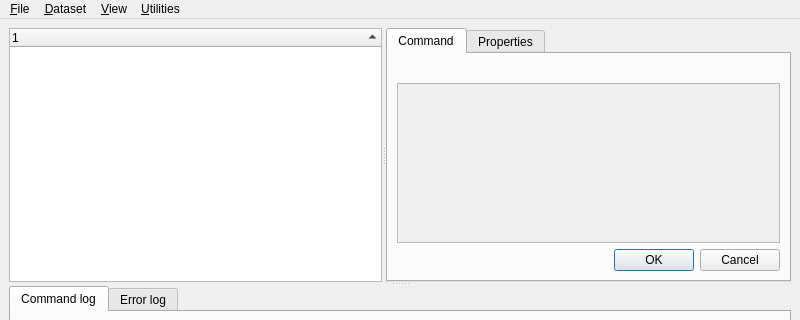
Above: datalad_gooey/resources/ui/main_window.ui from datalad/datalad-gooey before the change; both pictures show x 0 to 800 and y 0 to 320 of the 800 by 600 pixel window. Below: the same form after it.
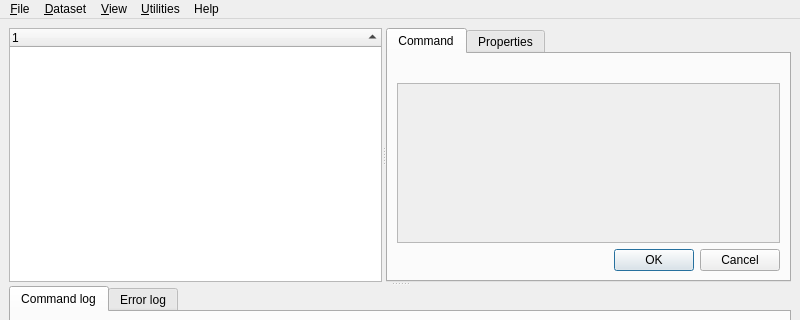
That is the form after the change.

Commit message: Add a very basic help tab

What changed in the file:
```diff
--- a/datalad_gooey/resources/ui/main_window.ui
+++ b/datalad_gooey/resources/ui/main_window.ui
@@ -211,7 +211,7 @@
      <x>0</x>
      <y>0</y>
      <width>800</width>
-     <height>21</height>
+     <height>23</height>
     </rect>
    </property>
    <widget class="QMenu" name="menuUtilities">
@@ -253,10 +253,19 @@
     <addaction name="menuInterface"/>
     <addaction name="menuTheme"/>
    </widget>
+   <widget class="QMenu" name="menuHelp">
+    <property name="title">
+     <string>Help</string>
+    </property>
+    <addaction name="actionReport_a_problem"/>
+    <addaction name="actionAbout"/>
+    <addaction name="actionGetHelp"/>
+   </widget>
    <addaction name="menuFile"/>
    <addaction name="menuDataset"/>
    <addaction name="menuView"/>
    <addaction name="menuUtilities"/>
+   <addaction name="menuHelp"/>
   </widget>
   <widget class="QStatusBar" name="statusbar"/>
   <action name="actionCheck_for_new_version">
```
Left out of the diff: 17 changed lines with no effect on the pictures. The commit also changes 1 other file.
